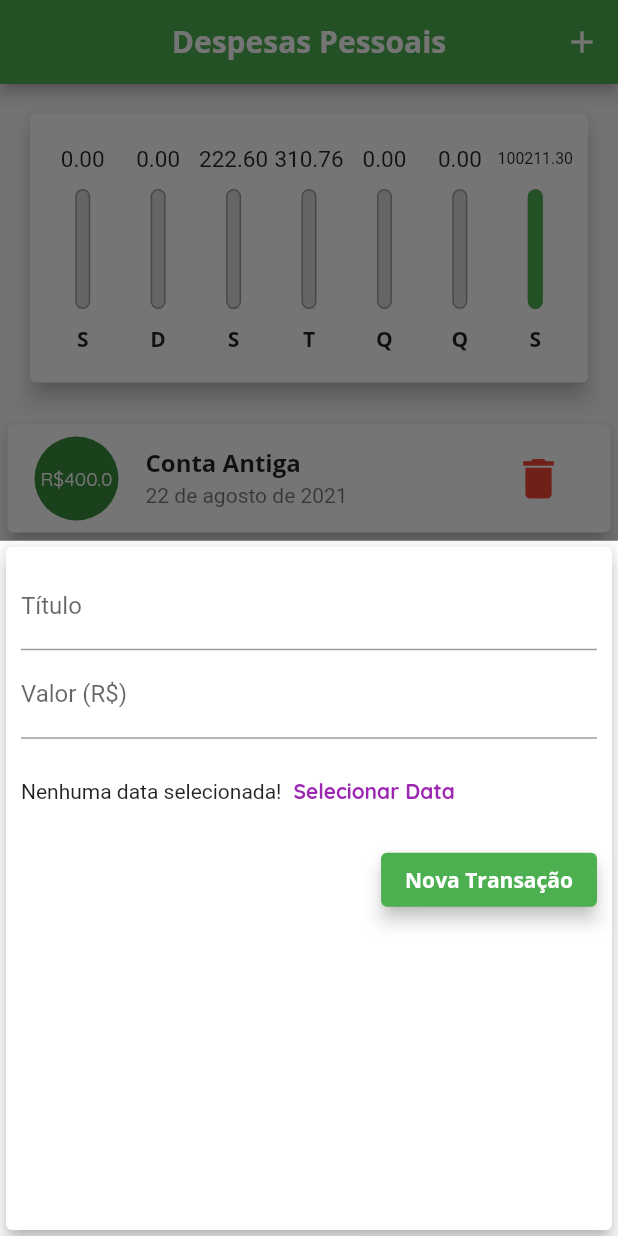
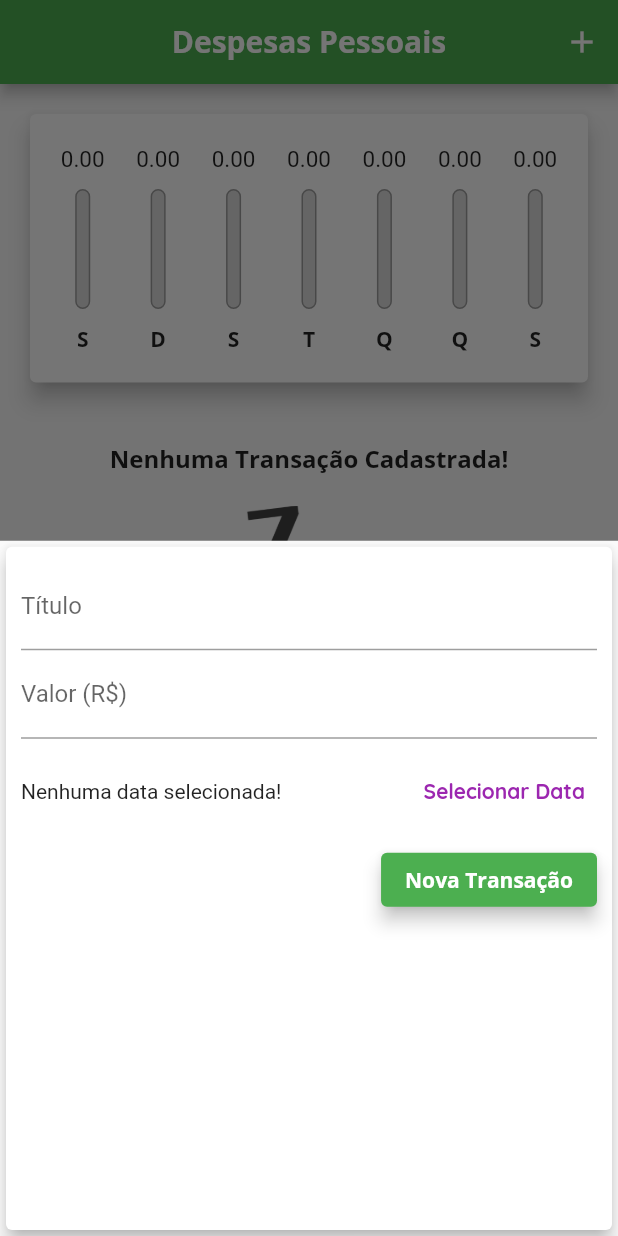
Before and after one commit to Bernardo-Junior/ExpenseApp, a Flutter app: the screen it shows after launch, after a tap on the "add" icon, on a phone screen of 412 x 824 dp. Run offline on Flutter 3.47's test engine with Material 2 defaults, Android fonts, the phone set to English and light mode, and no system bars.

Commit message:
feat: finalizando projeto

```diff
--- a/lib/components/chart.dart
+++ b/lib/components/chart.dart
@@ -56,7 +56,9 @@ class Chart extends StatelessWidget {
               child: CharBar(
                 label: tr['day'].toString(),
                 value: (tr['value'] as double),
-                percentage: (tr['value'] as double) / _weekTotalValue,
+                percentage: _weekTotalValue == 0
+                    ? 0
+                    : (tr['value'] as double) / _weekTotalValue,
               ),
             );
           }).toList(),
--- a/lib/components/transaction_form.dart
+++ b/lib/components/transaction_form.dart
@@ -1,7 +1,8 @@
 import 'package:flutter/material.dart';
+import 'package:intl/intl.dart';
 
 class TransactionForm extends StatefulWidget {
-  final void Function(String, double) onSubmit;
+  final void Function(String, double, DateTime) onSubmit;
 
   TransactionForm(this.onSubmit);
 
@@ -10,19 +11,38 @@ class TransactionForm extends StatefulWidget {
 }
 
 class _TransactionFormState extends State<TransactionForm> {
-  final titleController = TextEditingController();
-
-  final valueController = TextEditingController();
+  final _titleController = TextEditingController();
+  final _valueController = TextEditingController();
+  DateTime? _selectedDate;
 
   void _formatDatesAndSubmit() {
-    final value = double.tryParse(valueController.text) ?? 0.0;
-    final title = titleController.text;
+    final value = double.tryParse(_valueController.text) ?? 0.0;
+    final title = _titleController.text;
 
-    if (title.isEmpty || value == 0.0) {
+    if (title.isEmpty || value == 0.0 || _selectedDate == null) {
       return;
     }
 
-    widget.onSubmit(title, value);
+    widget.onSubmit(title, value, _selectedDate!);
+  }
+
+  _showDatePicker() {
+    showDatePicker(
+      context: context,
+      initialDate: DateTime.now(),
+      firstDate: DateTime(2019),
+      lastDate: DateTime.now(),
+    ).then((pickedDate) {
+      if (pickedDate == null) {
+        return;
+      }
+
+      setState(() {
+        _selectedDate = pickedDate;
+      });
+    });
+
+    print('Executado!!!');
   }
 
   @override
@@ -34,7 +54,7 @@ class _TransactionFormState extends State<TransactionForm> {
         child: Column(
           children: [
             TextField(
-              controller: titleController,
+              controller: _titleController,
               onSubmitted: (_) => _formatDatesAndSubmit(),
               textCapitalization: TextCapitalization.words,
               decoration: const InputDecoration(
@@ -42,7 +62,7 @@ class _TransactionFormState extends State<TransactionForm> {
               ),
             ),
             TextField(
-              controller: valueController,
+              controller: _valueController,
               keyboardType:
                   const TextInputType.numberWithOptions(decimal: true),
               decoration: const InputDecoration(
@@ -54,13 +74,19 @@ class _TransactionFormState extends State<TransactionForm> {
               height: 70,
               child: Row(
                 children: [
-                  const Text('Nenhuma data selecionada!'),
+                  Expanded(
+                    child: Text(
+                      _selectedDate == null
+                          ? 'Nenhuma data selecionada!'
+                          : 'Data Selecionada: ${DateFormat.yMd('pt_BR').format(_selectedDate!)}',
+                    ),
+                  ),
                   TextButton(
                     child: const Text(
                       'Selecionar Data',
                       style: TextStyle(color: Colors.purple),
                     ),
-                    onPressed: () {},
+                    onPressed: _showDatePicker,
                   ),
                 ],
               ),
--- a/lib/components/transaction_list.dart
+++ b/lib/components/transaction_list.dart
@@ -12,7 +12,7 @@ class TransactionList extends StatelessWidget {
   @override
   Widget build(BuildContext context) {
     return Container(
-      height: 300,
+      height: 562,
       child: transactions.isEmpty
           ? Column(
               children: [
@@ -63,14 +63,15 @@ class TransactionList extends StatelessWidget {
                       DateFormat(DateFormat.YEAR_MONTH_DAY, 'pt_BR')
                           .format(tr.date),
                     ),
-                      trailing: TextButton(
-                        child: const Icon(
+                    trailing: IconButton(
+                      icon: const Icon(
                         Icons.delete,
                         color: Colors.red,
                         size: 35,
                       ),
                       onPressed: () => removeTransaction(tr.id),
-                      )),
+                    ),
+                  ),
                 );
               },
             ),
--- a/lib/main.dart
+++ b/lib/main.dart
@@ -54,38 +54,7 @@ class MyHomePage extends StatefulWidget {
 }
 
 class _MyHomePageState extends State<MyHomePage> {
-  final List<Transaction> _transactions = [
-    Transaction(
-      id: 't0',
-      title: 'Conta Antiga',
-      value: 400.00,
-      date: DateTime.now().subtract(const Duration(days: 33)),
-    ),
-    Transaction(
-      id: 't1',
-      title: 'Novo Tênis de Corrida',
-      value: 310.76,
-      date: DateTime.now().subtract(const Duration(days: 3)),
-    ),
-    Transaction(
-      id: 't2',
-      title: 'Conta de Luz',
-      value: 211.30,
-      date: DateTime.now().subtract(const Duration(days: 4)),
-    ),
-    Transaction(
-      id: 't3',
-      title: 'Cartão de Crédito',
-      value: 100211.30,
-      date: DateTime.now().subtract(const Duration(days: 0)),
-    ),
-    Transaction(
-      id: 't4',
-      title: 'lanche',
-      value: 11.30,
-      date: DateTime.now().subtract(const Duration(days: 4)),
-    ),
-  ];
+  final List<Transaction> _transactions = [];
 
   List<Transaction> get _recentTransactions {
     return _transactions.where((tr) {
@@ -97,12 +66,12 @@ class _MyHomePageState extends State<MyHomePage> {
     }).toList();
   }
 
-  void _addTransaction(String title, double value) {
+  void _addTransaction(String title, double value, DateTime date) {
     final newTransaction = Transaction(
       id: Random().nextDouble().toString(),
       title: title,
       value: value,
-      date: DateTime.now(),
+      date: date,
     );
 
     setState(() {
@@ -113,11 +82,8 @@ class _MyHomePageState extends State<MyHomePage> {
   }
 
   _removeTransaction(String id) {
-    var resultList =
-        _transactions.where((tr) => tr.id.toString() == id).toList();
-
     setState(() {
-      _transactions.removeWhere((tr) => tr.id == resultList[0].id);
+      _transactions.removeWhere((tr) => tr.id == id);
     });
   }
 
```
Lines whose indentation alone changed are shown as unchanged.
